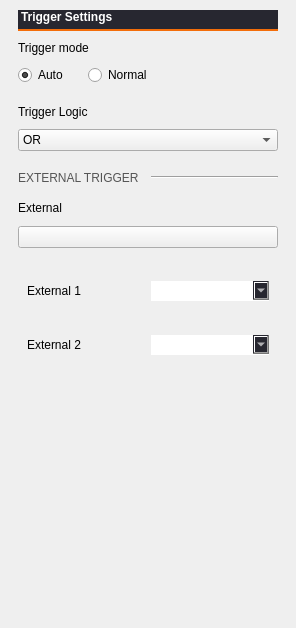
Before: the Qt Designer form ui/digital_trigger_settings.ui in analogdevicesinc/scopy, drawn with Qt 5.
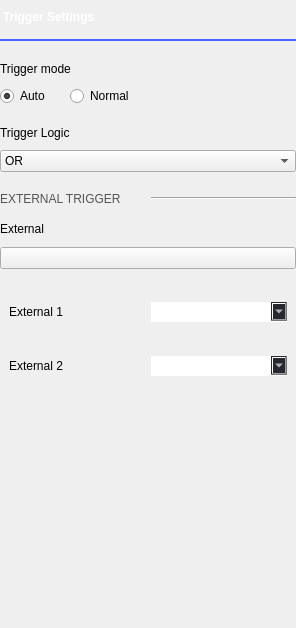
After: the same form once the commit is applied. Icons and pictures are not drawn. Custom widgets are drawn as their Qt base class.

Commit message: Logic Analyzer: Fix the trigger settings UI.

The edit to the form file:
```diff
--- a/ui/digital_trigger_settings.ui
+++ b/ui/digital_trigger_settings.ui
@@ -94,13 +94,13 @@
     <number>0</number>
    </property>
    <property name="leftMargin">
-    <number>18</number>
+    <number>0</number>
    </property>
    <property name="topMargin">
     <number>10</number>
    </property>
    <property name="rightMargin">
-    <number>18</number>
+    <number>0</number>
    </property>
    <property name="bottomMargin">
     <number>0</number>
@@ -108,12 +108,10 @@
    <item>
     <widget class="QLabel" name="trigger_settings_label">
      <property name="styleSheet">
-      <string notr="true">  background:  rgb(39, 39, 48);
-  min-width: 135px;
-  padding-bottom: 5px;
+      <string notr="true">  min-width: 135px;
+  padding-bottom: 15px;
   font: bold;
   color: white;
-  border-bottom: 2px solid rgba(243, 109, 10);
   margin-top: 0px;</string>
      </property>
      <property name="text">
@@ -121,6 +119,22 @@
      </property>
     </widget>
    </item>
+   <item>
+    <widget class="Line" name="line_2">
+     <property name="styleSheet">
+      <string notr="true">color: #4A64FF;</string>
+     </property>
+     <property name="frameShadow">
+      <enum>QFrame::Plain</enum>
+     </property>
+     <property name="lineWidth">
+      <number>2</number>
+     </property>
+     <property name="orientation">
+      <enum>Qt::Horizontal</enum>
+     </property>
+    </widget>
+   </item>
    <item>
     <layout class="QVBoxLayout" name="verticalLayout_11">
      <property name="spacing">
@@ -130,7 +144,7 @@
       <number>0</number>
      </property>
      <property name="topMargin">
-      <number>10</number>
+      <number>20</number>
      </property>
      <property name="rightMargin">
       <number>0</number>
@@ -150,6 +164,9 @@
        <property name="spacing">
         <number>20</number>
        </property>
+       <property name="topMargin">
+        <number>0</number>
+       </property>
        <property name="bottomMargin">
         <number>10</number>
        </property>
```
Left out of the diff: 1 changed line with no effect on the pictures.
